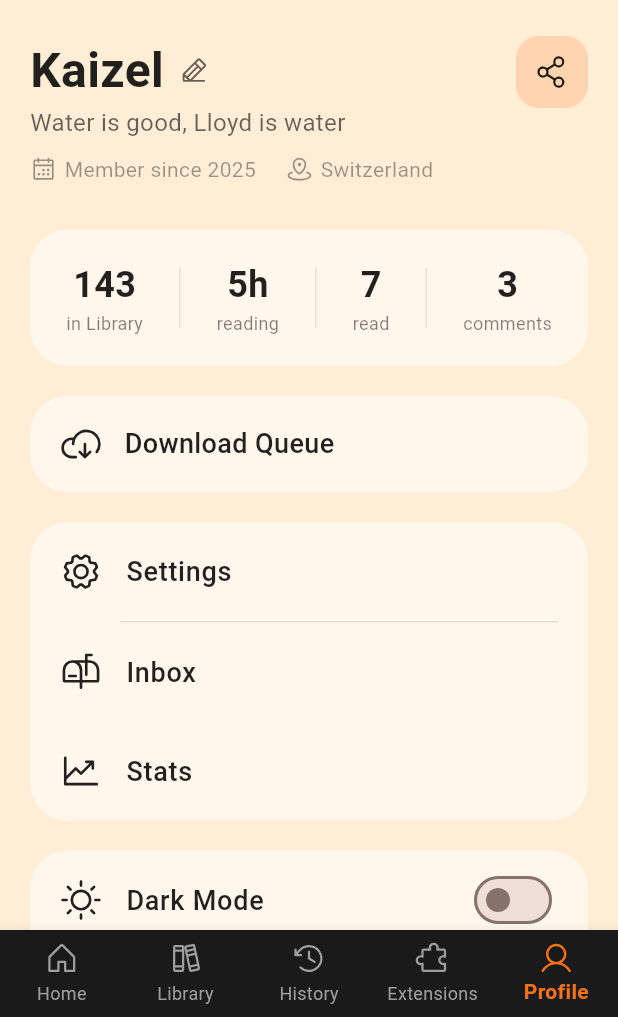
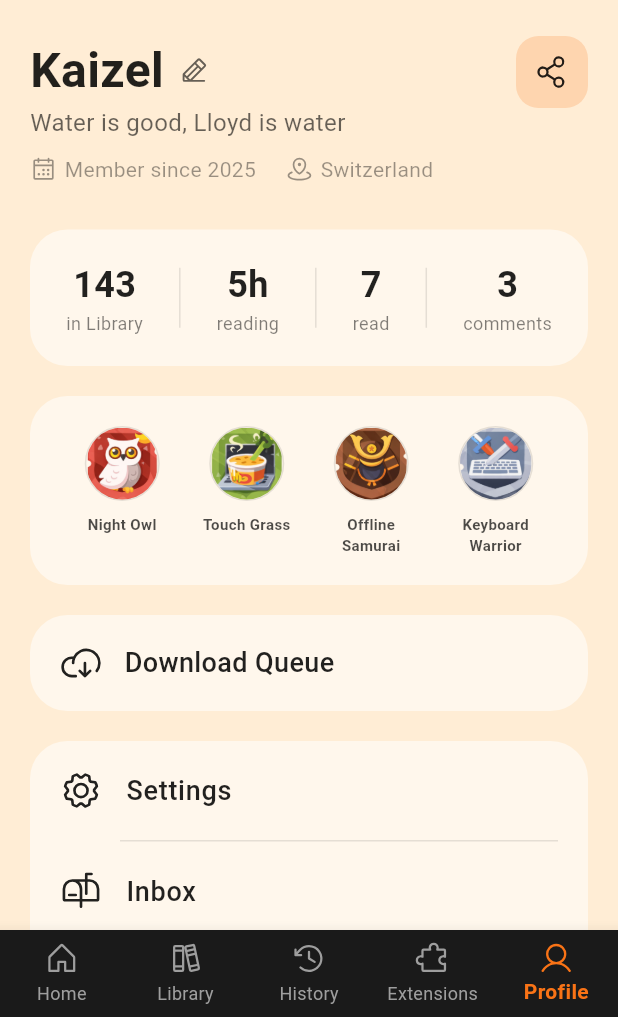
Before and after one commit to grvt8/Keihatsu, a Flutter app: the ProfileScreen screen opened by its route, on a phone screen of 412 x 824 dp, the part 219-1236 px from its top. Run offline on Flutter 3.47's test engine with Material 3 defaults, Android fonts, the phone set to English and light mode, and no system bars; our stand-ins replace google_fonts, phosphor_flutter, shared_preferences; accounts and stored records are empty; Roboto replaces fonts that are missing (Delius).

Commit message:
chore: add badges to ProfileScreen

```diff
--- a/lib/screens/ProfileScreen.dart
+++ b/lib/screens/ProfileScreen.dart
@@ -164,6 +164,7 @@ class _ProfileScreenState extends State<ProfileScreen> {
                                 ),
                                 const SizedBox(width: 10),
                                 Icon(PhosphorIcons.pencilLine(), size: 20, color: textColor.withOpacity(0.6)),
+                                // Icon(PhosphorIcons.hammer(PhosphorIconsStyle.fill), color: Colors.tealAccent, size: 24),
                               ],
                             ),
                             Text(
@@ -215,6 +216,28 @@ class _ProfileScreenState extends State<ProfileScreen> {
                           _buildStatItem("7", "read", textColor),
                           _buildDivider(textColor),
                           _buildStatItem("3", "comments", textColor),
+                        ],
+                      ),
+                    ),
+                  ),
+                  const SizedBox(height: 20),
+                  // Badge Images Box (Mirrored from PublicProfileScreen)
+                  Padding(
+                    padding: const EdgeInsets.symmetric(horizontal: 20),
+                    child: Container(
+                      padding: const EdgeInsets.all(20),
+                      decoration: BoxDecoration(
+                        color: cardColor,
+                        borderRadius: BorderRadius.circular(25),
+                      ),
+                      child: Row(
+                        mainAxisAlignment: MainAxisAlignment.spaceAround,
+                        crossAxisAlignment: CrossAxisAlignment.start,
+                        children: [
+                          _buildImageBadge('images/badge1.png', "Night Owl", textColor),
+                          _buildImageBadge('images/badge2.png', "Touch Grass", textColor),
+                          _buildImageBadge('images/badge3.png', "Offline Samurai", textColor),
+                          _buildImageBadge('images/badge4.png', "Keyboard Warrior", textColor),
                         ],
                       ),
                     ),
@@ -318,6 +341,33 @@ class _ProfileScreenState extends State<ProfileScreen> {
     );
   }
 
+  Widget _buildImageBadge(String imagePath, String name, Color textColor) {
+    return SizedBox(
+      width: 70,
+      child: Column(
+        children: [
+          Container(
+            width: 50,
+            height: 50,
+            decoration: BoxDecoration(
+              shape: BoxShape.circle,
+              border: Border.all(color: textColor.withOpacity(0.1)),
+            ),
+            child: ClipOval(
+              child: Image.asset(imagePath, fit: BoxFit.cover, errorBuilder: (c, e, s) => Icon(PhosphorIcons.medal(), color: textColor.withOpacity(0.2))),
+            ),
+          ),
+          const SizedBox(height: 8),
+          Text(
+            name,
+            textAlign: TextAlign.center,
+            style: TextStyle(fontSize: 10, fontWeight: FontWeight.w600, color: textColor.withOpacity(0.7)),
+          ),
+        ],
+      ),
+    );
+  }
+
   Widget _buildStatItem(String value, String label, Color textColor) {
     return Column(
       children: [
--- a/lib/screens/PublicProfileScreen.dart
+++ b/lib/screens/PublicProfileScreen.dart
@@ -244,7 +244,7 @@ class _PublicProfileScreenState extends State<PublicProfileScreen> with SingleTi
                             crossAxisAlignment: CrossAxisAlignment.start,
                             children: [
                               _buildImageBadge('images/badge1.png', "Night Owl", textColor),
-                              _buildImageBadge('images/badge2.png', "Unemployed Final Boss", textColor),
+                              _buildImageBadge('images/badge2.png', "Touch Grass", textColor),
                               _buildImageBadge('images/badge3.png', "Offline Samurai", textColor),
                               _buildImageBadge('images/badge4.png', "Keyboard Warrior", textColor),
                             ],
@@ -271,8 +271,8 @@ class _PublicProfileScreenState extends State<PublicProfileScreen> with SingleTi
                       labelStyle: const TextStyle(fontWeight: FontWeight.bold),
                       padding: const EdgeInsets.all(10),
                       tabs: const [
-                        Tab(text: "Library"),
-                        Tab(text: "Activity"),
+                        Tab(text: "Library (21)"),
+                        Tab(text: "Activity (174)"),
                       ],
                     ),
                     bgColor,
```
